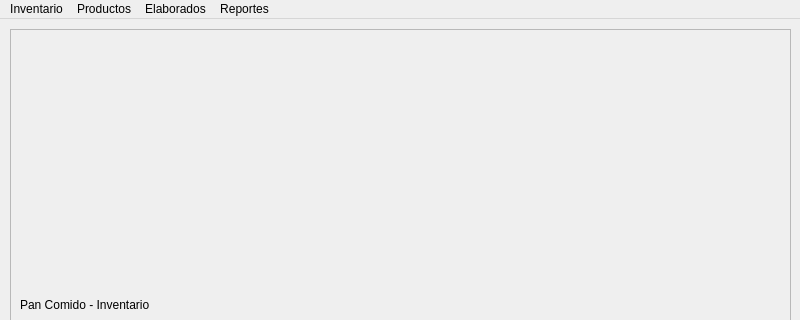
The window that principal.ui (mansrz/PanComido) describes before a commit, drawn with Qt 5; both pictures show x 0 to 800 and y 0 to 320 of the 800 by 600 pixel window.
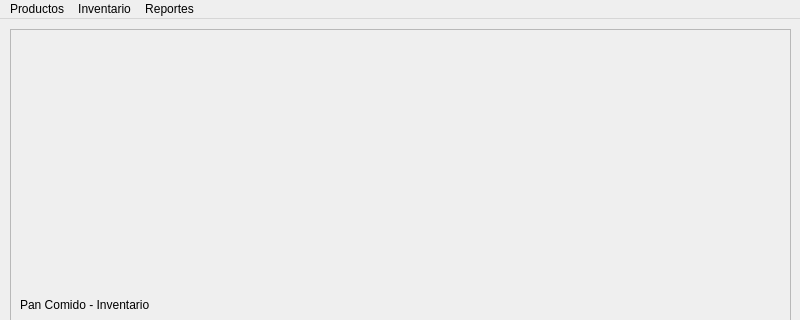
The same window after the commit.

Commit message: Add main changes in ui and class

```diff
--- a/principal.ui
+++ b/principal.ui
@@ -68,19 +68,12 @@
    </property>
    <widget class="QMenu" name="menuInventario">
     <property name="title">
-     <string>Inventario</string>
-    </property>
-    <addaction name="actionVer"/>
-    <addaction name="actionAgregar_movimiento"/>
-   </widget>
-   <widget class="QMenu" name="menuFactura">
-    <property name="title">
      <string>Productos</string>
     </property>
    </widget>
-   <widget class="QMenu" name="menuElaborados">
+   <widget class="QMenu" name="menuInventario_2">
     <property name="title">
-     <string>Elaborados</string>
+     <string>Inventario</string>
     </property>
    </widget>
    <widget class="QMenu" name="menuReportes">
@@ -92,8 +85,7 @@
     <addaction name="actionEstad_sticas"/>
    </widget>
    <addaction name="menuInventario"/>
-   <addaction name="menuFactura"/>
-   <addaction name="menuElaborados"/>
+   <addaction name="menuInventario_2"/>
    <addaction name="menuReportes"/>
   </widget>
   <widget class="QStatusBar" name="statusbar"/>
```
Left out of the diff: 39 changed lines with no effect on the pictures. The commit also changes 1 other file.
